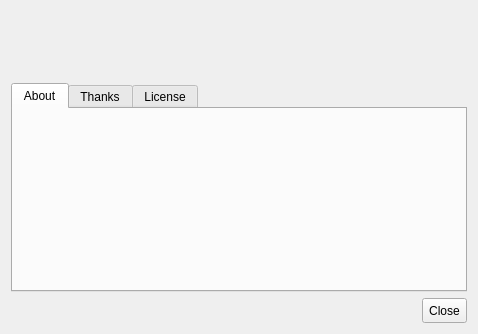
Qt form lmc/src/aboutdialog.ui (MariusDec/Lan-Messenger) before a commit.
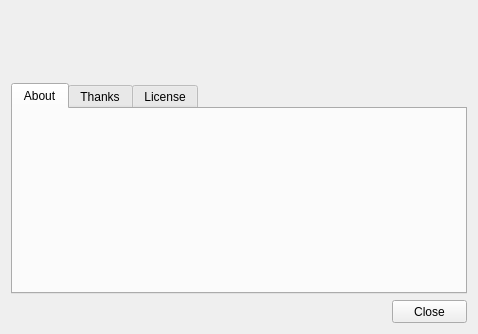
The same form after that commit. The open tabs and pages were chosen to show the change. Custom widgets are drawn as their Qt base class.

What changed in the file:
```diff
--- a/lmc/src/aboutdialog.ui
+++ b/lmc/src/aboutdialog.ui
@@ -198,8 +198,8 @@
      </property>
      <property name="minimumSize">
       <size>
-       <width>0</width>
-       <height>25</height>
+       <width>75</width>
+       <height>23</height>
       </size>
      </property>
      <property name="text">
```
Left out of the diff: 2 changed lines with no effect on the pictures.
